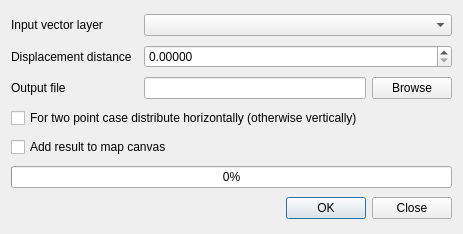
First picture: the form in shiftpointsdialogbase.ui, repository GEO-IASS/shiftpoints, before the edit.
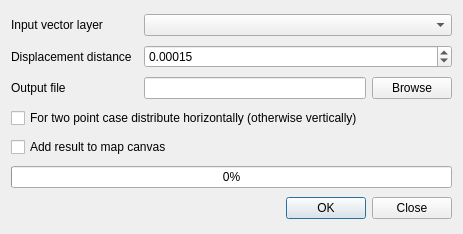
Second picture: the form after the edit.

Commit message: set default displacement distance

Diff of the .ui file:
```diff
--- a/shiftpointsdialogbase.ui
+++ b/shiftpointsdialogbase.ui
@@ -81,6 +81,9 @@
      <property name="maximum">
       <double>999999999.999989986419678</double>
      </property>
+     <property name="value">
+      <double>0.000150000000000</double>
+     </property>
     </widget>
    </item>
    <item row="3" column="0" colspan="3">
```
